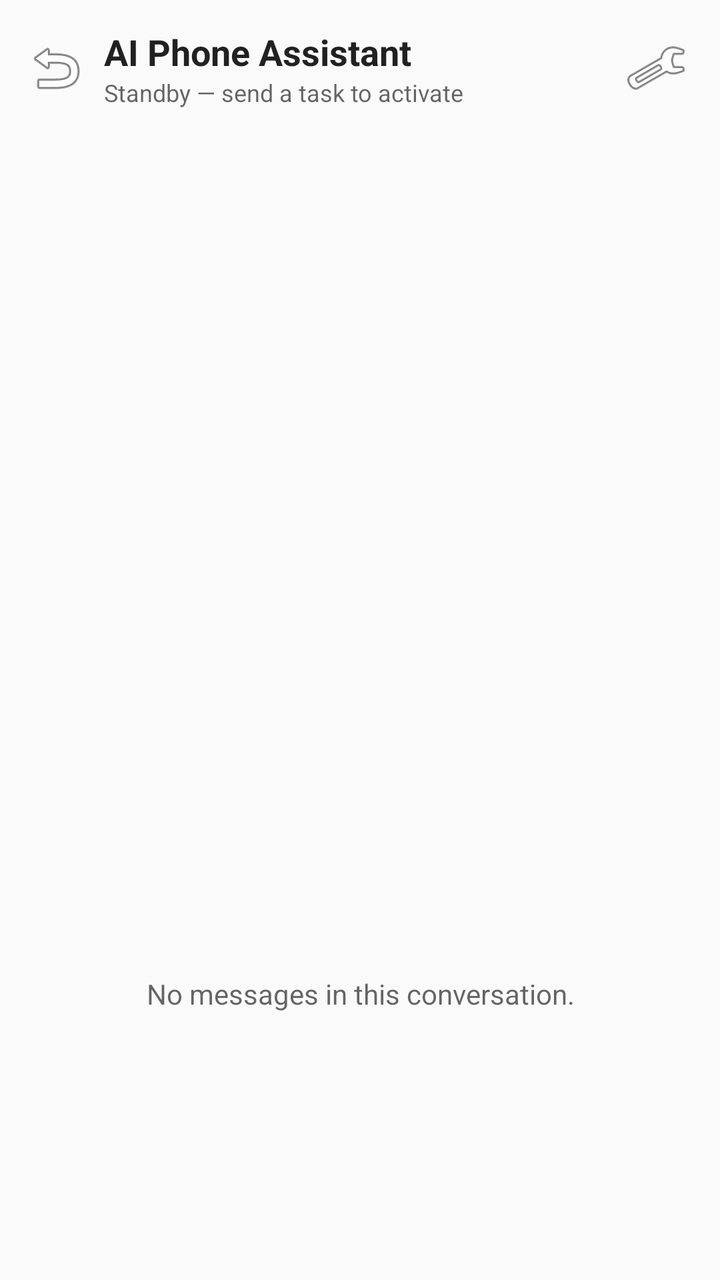
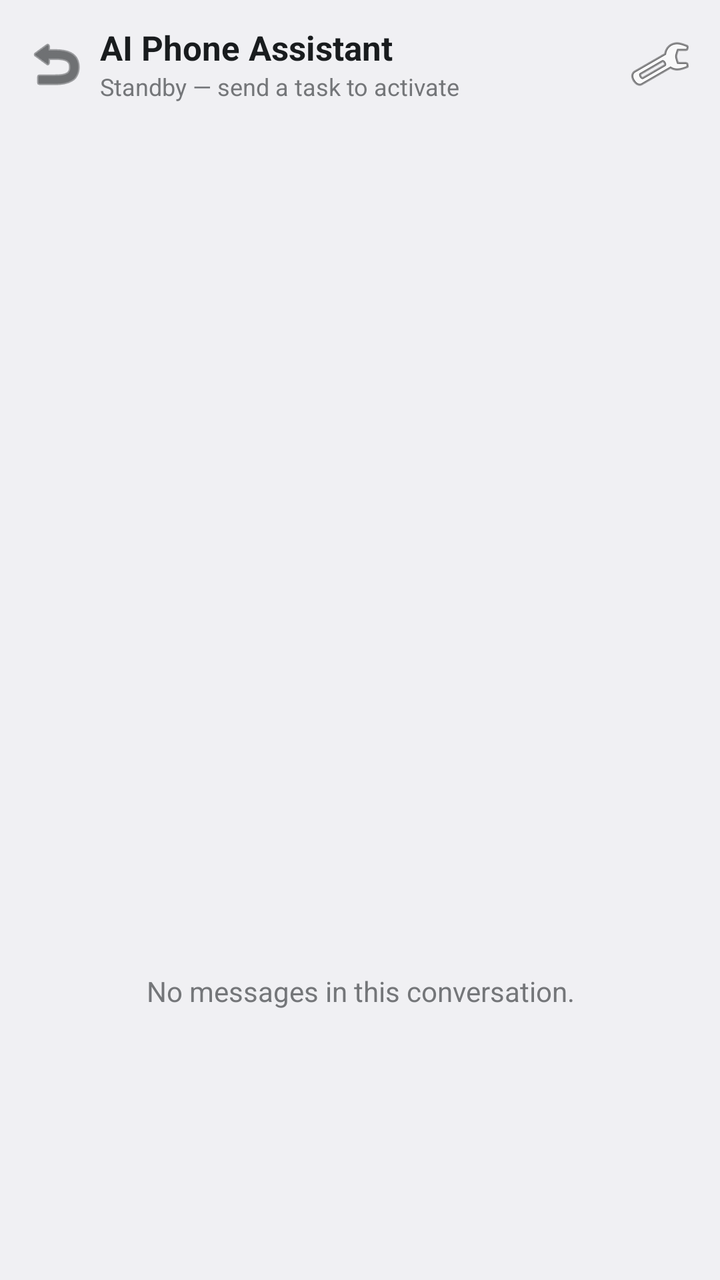

Screens rendered from an Android XML layout before and after an edit, with the pre-edit source and the edit as a unified diff.
<!-- AndroidManifest.xml: activity theme Theme.AIPhoneAssistant -->
<!-- res/layout/activity_chat.xml -->
<?xml version="1.0" encoding="utf-8"?>
<LinearLayout xmlns:android="http://schemas.android.com/apk/res/android"
    android:layout_width="match_parent"
    android:layout_height="match_parent"
    android:orientation="vertical"
    android:background="?android:attr/colorBackground">

    <LinearLayout
        android:layout_width="match_parent"
        android:layout_height="wrap_content"
        android:orientation="horizontal"
        android:gravity="center_vertical"
        android:paddingStart="4dp"
        android:paddingEnd="8dp"
        android:paddingTop="10dp"
        android:paddingBottom="10dp">

        <ImageButton
            android:id="@+id/chat_back"
            android:layout_width="48dp"
            android:layout_height="48dp"
            android:src="@android:drawable/ic_menu_revert"
            android:background="?android:attr/selectableItemBackgroundBorderless"
            android:contentDescription="@string/back_to_list" />

        <LinearLayout
            android:layout_width="0dp"
            android:layout_height="wrap_content"
            android:layout_weight="1"
            android:orientation="vertical">

            <TextView
                android:id="@+id/chat_title"
                android:layout_width="wrap_content"
                android:layout_height="wrap_content"
                android:text="@string/app_name"
                android:textSize="18sp"
                android:textStyle="bold"
                android:maxLines="1"
                android:ellipsize="end"
                android:textColor="?android:attr/textColorPrimary" />

            <TextView
                android:id="@+id/chat_subtitle"
                android:layout_width="wrap_content"
                android:layout_height="wrap_content"
                android:text="@string/chat_subtitle_idle"
                android:textSize="12sp"
                android:textColor="?android:attr/textColorSecondary"
                android:maxLines="1"
                android:ellipsize="end" />
        </LinearLayout>

        <ImageButton
            android:id="@+id/chat_settings"
            android:layout_width="48dp"
            android:layout_height="48dp"
            android:src="@android:drawable/ic_menu_preferences"
            android:background="?android:attr/selectableItemBackgroundBorderless"
            android:contentDescription="@string/settings_title" />
    </LinearLayout>

    <ListView
        android:id="@+id/chat_list"
        android:layout_width="match_parent"
        android:layout_height="0dp"
        android:layout_weight="1"
        android:divider="@null"
        android:dividerHeight="0dp"
        android:paddingStart="8dp"
        android:paddingEnd="8dp"
        android:paddingTop="4dp"
        android:paddingBottom="8dp"
        android:clipToPadding="false"
        android:stackFromBottom="true"
        android:transcriptMode="normal" />

    <TextView
        android:id="@+id/chat_empty"
        android:layout_width="match_parent"
        android:layout_height="0dp"
        android:layout_weight="1"
        android:gravity="center"
        android:text="@string/chat_empty"
        android:textSize="14sp"
        android:textColor="?android:attr/textColorSecondary"
        android:padding="32dp" />
</LinearLayout>
<!-- resources referenced by this layout -->
<resources>
  <string name="app_name">AI Phone Assistant</string>
  <string name="back_to_list">Back to conversations</string>
  <string name="chat_empty">No messages in this conversation.</string>
  <string name="chat_subtitle_idle">Standby — send a task to activate</string>
  <string name="settings_title">AI Assistant Settings</string>
  <style name="Theme.AIPhoneAssistant" parent="@android:style/Theme.Material.Light.NoActionBar">
          <item name="android:colorPrimary">@android:color/system_accent1_500</item>
          <item name="android:colorPrimaryDark">@android:color/system_accent1_700</item>
          <item name="android:colorAccent">@android:color/system_accent1_500</item>
          <item name="android:windowBackground">@android:color/system_neutral1_50</item>
      </style>
</resources>

<!-- the commit's change to res/layout/activity_chat.xml (unified diff, before → after) -->
@@ -2,24 +2,24 @@
 <LinearLayout xmlns:android="http://schemas.android.com/apk/res/android"
     android:layout_width="match_parent"
     android:layout_height="match_parent"
-    android:orientation="vertical"
-    android:background="?android:attr/colorBackground">
+    android:orientation="vertical">
 
     <LinearLayout
         android:layout_width="match_parent"
         android:layout_height="wrap_content"
         android:orientation="horizontal"
         android:gravity="center_vertical"
-        android:paddingStart="4dp"
+        android:paddingStart="6dp"
         android:paddingEnd="8dp"
         android:paddingTop="10dp"
-        android:paddingBottom="10dp">
+        android:paddingBottom="8dp">
 
         <ImageButton
             android:id="@+id/chat_back"
-            android:layout_width="48dp"
-            android:layout_height="48dp"
+            android:layout_width="44dp"
+            android:layout_height="44dp"
             android:src="@android:drawable/ic_menu_revert"
+            android:tint="?android:attr/textColorPrimary"
             android:background="?android:attr/selectableItemBackgroundBorderless"
             android:contentDescription="@string/back_to_list" />
 
@@ -31,10 +31,10 @@
 
             <TextView
                 android:id="@+id/chat_title"
-                android:layout_width="wrap_content"
+                android:layout_width="match_parent"
                 android:layout_height="wrap_content"
                 android:text="@string/app_name"
-                android:textSize="18sp"
+                android:textSize="17sp"
                 android:textStyle="bold"
                 android:maxLines="1"
                 android:ellipsize="end"
@@ -53,8 +53,8 @@
 
         <ImageButton
             android:id="@+id/chat_settings"
-            android:layout_width="48dp"
-            android:layout_height="48dp"
+            android:layout_width="44dp"
+            android:layout_height="44dp"
             android:src="@android:drawable/ic_menu_preferences"
             android:background="?android:attr/selectableItemBackgroundBorderless"
             android:contentDescription="@string/settings_title" />
@@ -67,13 +67,14 @@
         android:layout_weight="1"
         android:divider="@null"
         android:dividerHeight="0dp"
-        android:paddingStart="8dp"
-        android:paddingEnd="8dp"
+        android:paddingStart="12dp"
+        android:paddingEnd="12dp"
         android:paddingTop="4dp"
-        android:paddingBottom="8dp"
+        android:paddingBottom="10dp"
         android:clipToPadding="false"
         android:stackFromBottom="true"
-        android:transcriptMode="normal" />
+        android:transcriptMode="normal"
+        android:scrollbars="none" />
 
     <TextView
         android:id="@+id/chat_empty"
<!-- resource entries referenced after the edit -->
@@ -10,6 +10,13 @@
           <item name="android:colorPrimaryDark">@android:color/system_accent1_700</item>
           <item name="android:colorAccent">@android:color/system_accent1_500</item>
           <item name="android:windowBackground">@android:color/system_neutral1_50</item>
+          <item name="android:textColorPrimary">@android:color/system_neutral1_900</item>
+          <item name="android:textColorSecondary">@android:color/system_neutral1_500</item>
+          <item name="android:windowLightStatusBar">true</item>
+          <item name="surfaceColor">@android:color/system_neutral1_100</item>
+          <item name="surfaceVariantColor">@android:color/system_accent1_100</item>
+          <item name="accentColor">@android:color/system_accent1_500</item>
+          <item name="onAccentColor">@android:color/white</item>
       </style>
 </resources>
 
